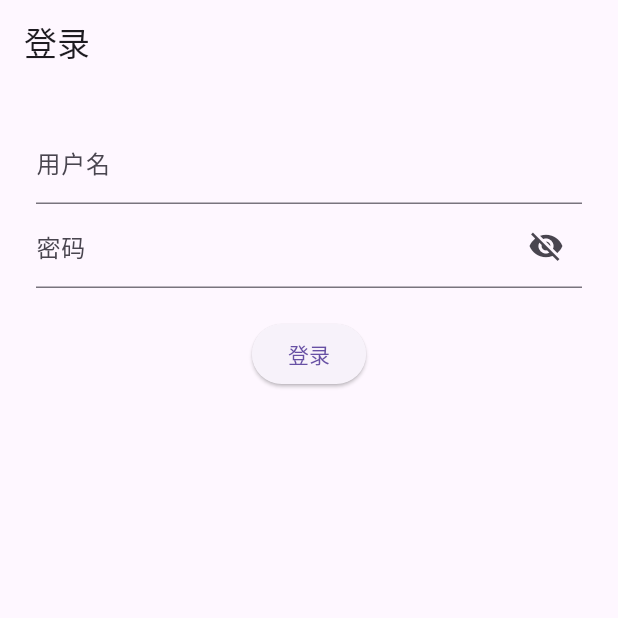
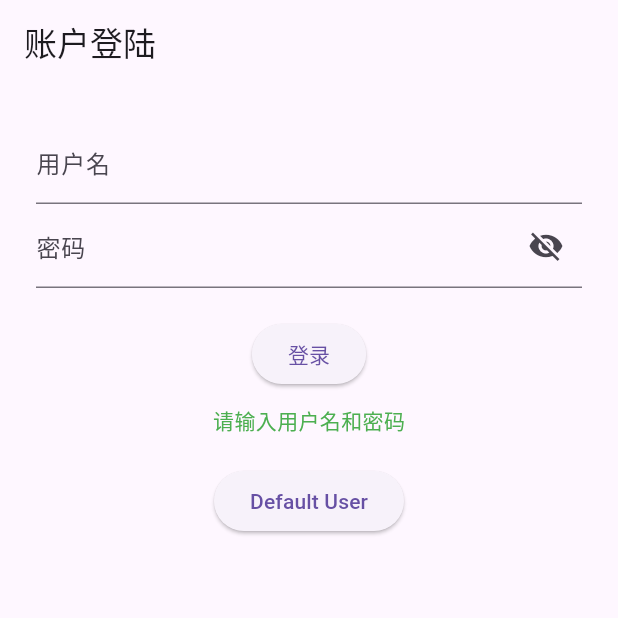
Before and after one commit to bblike/FlutterApplicationSample, a Flutter app: the screen it shows after launch, on a phone screen of 412 x 824 dp, the top half of it. Run offline on Flutter 3.47's test engine with Material 3 defaults, Android fonts, the phone set to English and light mode, and no system bars.

Commit message:
Update page format, add default user, add quit and relogin button

```diff
--- a/lib/login_page.dart
+++ b/lib/login_page.dart
@@ -2,18 +2,19 @@ import 'package:flutter/material.dart';
 import 'home_page.dart'; // 你的 HomePage 文件
 import 'user.dart'; // 如果你把 User 单独放在 user.dart 的话
 
-class LoginPage extends StatefulWidget {
+class LoginPage extends StatefulWidget {//封装
   const LoginPage({super.key});
 
   @override
   State<LoginPage> createState() => _LoginPageState();
 }
 
-class _LoginPageState extends State<LoginPage> {
+class _LoginPageState extends State<LoginPage> {//功能实现
   final _usernameController = TextEditingController();
   final _passwordController = TextEditingController();
   bool _obscurePassword = true; // fixed typo
-  String _errorText = '';
+  String _errorText = '请输入用户名和密码';
+  TextStyle _errorTextStyle = const TextStyle(color: Colors.green); // 新增
 
   // 模拟登录逻辑
   bool validateUser(String username, String password) {
@@ -21,10 +22,10 @@ class _LoginPageState extends State<LoginPage> {
     return username == 'admin' && password == '123456';
   }
 
+  // 密码比对判断
   void _handleLogin() {
     String username = _usernameController.text;
     String password = _passwordController.text;
-    // Removed: bool _obsurePassword = true;
 
     if (validateUser(username, password)) {
       User user = User(1, username, password);
@@ -38,15 +39,17 @@ class _LoginPageState extends State<LoginPage> {
       );
     } else {
       setState(() {
-        _errorText = '用户名或密码错误';
+        _errorText = '用户名或密码错误，请重试';
+        _errorTextStyle = const TextStyle(color: Colors.red); // 正确做法
       });
     }
   }
 
   @override
+  // 登陆界面控制
   Widget build(BuildContext context) {
     return Scaffold(
-      appBar: AppBar(title: const Text('登录')),
+      appBar: AppBar(title: const Text('账户登陆')),
       body: Padding(
         padding: const EdgeInsets.all(24.0),
         child: Column(
@@ -58,14 +61,14 @@ class _LoginPageState extends State<LoginPage> {
 
             TextField(
               controller: _passwordController,
-              obscureText: _obscurePassword, // fixed typo
+              obscureText: _obscurePassword, // 密码是否可见
               decoration: InputDecoration(
                 labelText: '密码',
                 suffixIcon: IconButton(
-                  icon: _obscurePassword ? Icon(Icons.visibility_off) : Icon(Icons.visibility), // fixed typo
+                  icon: _obscurePassword ? Icon(Icons.visibility_off) : Icon(Icons.visibility), // 根据状态显示图标
                   onPressed: () {
                     setState(() {
-                      _obscurePassword = !_obscurePassword; // fixed typo
+                      _obscurePassword = !_obscurePassword; // 切换密码可见性
                     });
                   },
                 ),
@@ -79,10 +82,25 @@ class _LoginPageState extends State<LoginPage> {
             const SizedBox(height: 10),
             Text(
               _errorText,
-              style: const TextStyle(color: Colors.red),
+              style: _errorTextStyle, // 使用变量
             ),
+            const SizedBox(height:20),
+            OverflowBar(
+              children: [
+                ElevatedButton(
+                  onPressed: () {
+                    setState(() {
+                      _usernameController.text = 'admin';
+                      _passwordController.text = '123456';
+                    });
+                  },
+                  child: const Text("Default User"),
+                ),
+              ],
+            )
           ],
         ),
+
       ),
     );
   }
```
Also changed, not shown: lib/home_page.dart (+120 -4 lines).
